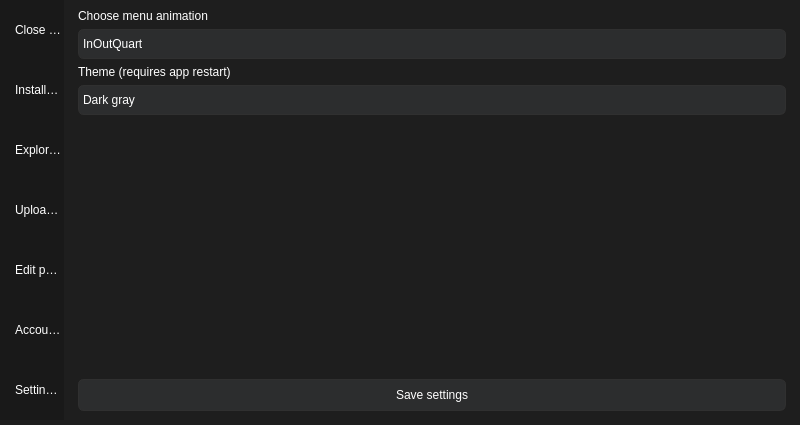
First picture: the form in ui/gui.ui, repository horsy-ml/horsy, before the edit.
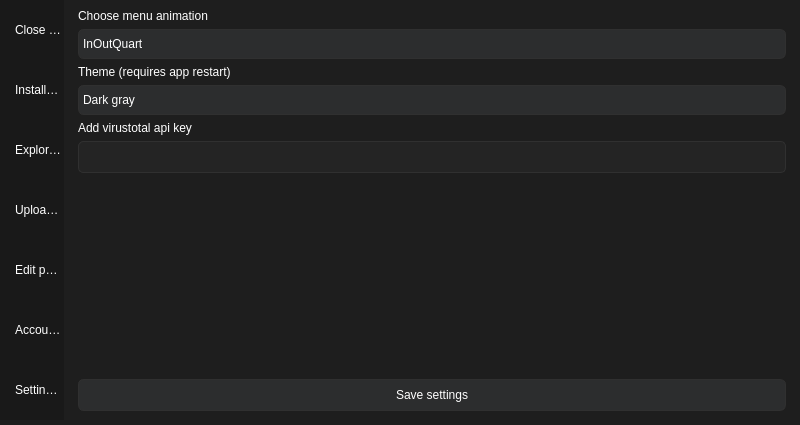
Second picture: the form after the edit. The open tabs and pages were chosen to show the change. Icons and pictures are not drawn.

Commit message: virustotal api key box added

Patch:
```diff
--- a/ui/gui.ui
+++ b/ui/gui.ui
@@ -1377,6 +1377,16 @@
              </item>
             </widget>
            </item>
+           <item>
+            <widget class="QLabel" name="add_vt_key_label">
+             <property name="text">
+              <string>Add virustotal api key</string>
+             </property>
+            </widget>
+           </item>
+           <item>
+            <widget class="QLineEdit" name="add_vt_key_box"/>
+           </item>
            <item>
             <spacer name="settings_vertical_spacer">
              <property name="orientation">
```
The commit also changes 1 other file.
